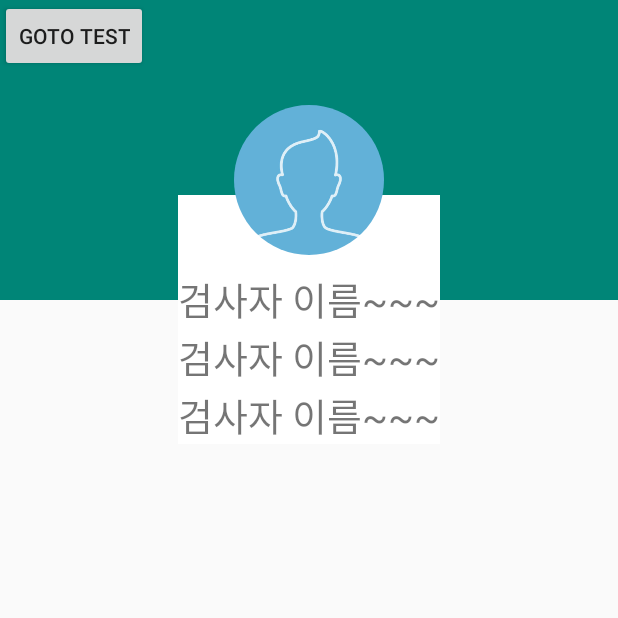
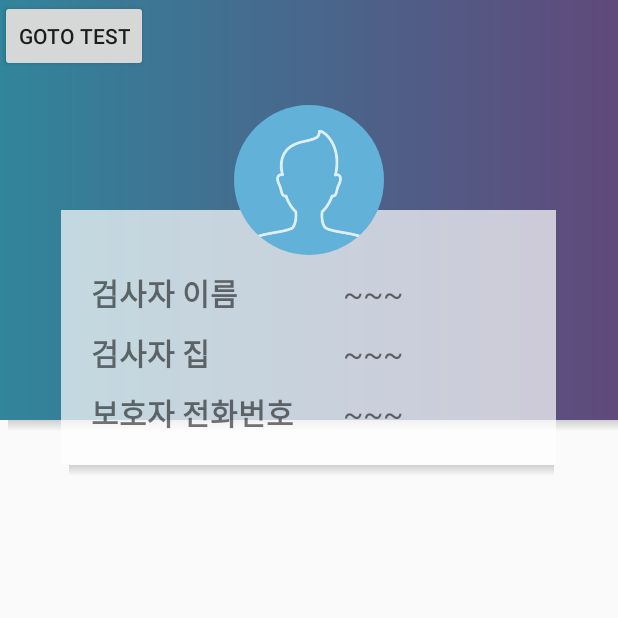
Before and after one commit to HyeonJiChoi/ChiChi, an Android app: the InspectorMainScreen screen opened directly, with no data from a screen before it, on a phone screen of 412 x 824 dp, the top half of it. Run offline under Robolectric (Android 15) with nearby library versions, the phone set to English and light mode, and no system bars; our stand-ins replace CircleImageView, Firebase (no records; nobody signed in at launch, a user with empty details on screens opened directly); libraries missing offline, so code that uses them is left out: com.firebase.ui; 1 statement that could not run was skipped.

Commit message:
change design
design

```diff
--- /dev/null
+++ b/CHICHI/app/src/main/res/drawable/dropshadow.xml
@@ -0,0 +1,7 @@
+<?xml version="1.0" encoding="utf-8"?>
+<shape xmlns:android="http://schemas.android.com/apk/res/android" android:shape="rectangle">
+<gradient
+    android:startColor="@android:color/transparent"
+    android:endColor="#2C000000"
+    android:angle="90"/>
+</shape>
--- /dev/null
+++ b/CHICHI/app/src/main/res/drawable/gradient.xml
@@ -0,0 +1,10 @@
+<?xml version="1.0" encoding="utf-8"?>
+<shape xmlns:android="http://schemas.android.com/apk/res/android"
+    android:shape="rectangle">
+
+    <gradient
+        android:startColor="#31859C"
+        android:endColor="#60497B"
+        android:angle="0"/>
+
+</shape>
--- a/CHICHI/app/src/main/res/layout/activity_inspector_main_screen.xml
+++ b/CHICHI/app/src/main/res/layout/activity_inspector_main_screen.xml
@@ -10,65 +10,89 @@
         android:id="@+id/toolbar_actionbar"
         layout="@layout/toolbar_main"
         android:layout_width="match_parent"
-        android:layout_height="200dp" />
+        android:layout_height="280dp" />
+    <View
+        android:layout_below="@+id/toolbar_actionbar"
+        android:layout_width="match_parent"
+        android:layout_marginLeft="5dp"
+        android:layout_height="7dp"
+        android:background="@drawable/dropshadow" />
 
     <TableLayout
         android:id="@+id/inspectorMainScreenTableLayout"
-        android:layout_width="wrap_content"
+        android:layout_width="330dp"
         android:layout_height="wrap_content"
+        android:background="#B3FFFFFF"
         android:layout_below="@id/inspectorMainScreenProfile"
         android:layout_centerHorizontal="true"
-        android:layout_marginTop="-40dp"
-        android:background="@color/common_google_signin_btn_text_dark_default"
-        android:paddingTop="50dp">
+        android:layout_marginTop="-30dp"
+        android:paddingTop="40dp"
+        android:paddingBottom="20dp"
+        android:paddingLeft="20dp"
+        android:paddingRight="20dp">
 
-        <TableRow>
+        <TableRow
+            android:paddingBottom="10dp">
+
+            <TextView
+                android:textStyle="bold"
+                android:layout_width="wrap_content"
+                android:layout_height="wrap_content"
+                android:layout_weight="1"
+                android:text="검사자 이름"
+                android:textSize="20dp" />
 
             <TextView
                 android:layout_width="wrap_content"
                 android:layout_height="wrap_content"
-                android:text="검사자 이름"
-                android:textSize="25dp" />
+                android:layout_weight="2.5"
+                android:text="~~~"
+                android:textSize="20dp" />
+        </TableRow>
+        <TableRow
+            android:paddingBottom="10dp">
+
+            <TextView
+                android:textStyle="bold"
+                android:layout_width="wrap_content"
+                android:layout_height="wrap_content"
+                android:text="검사자 집"
+                android:textSize="20dp"
+                android:layout_weight="1"/>
 
             <TextView
                 android:layout_width="wrap_content"
                 android:layout_height="wrap_content"
                 android:text="~~~"
-                android:textSize="25dp" />
+                android:textSize="20dp"
+                android:layout_weight="2.5"/>
         </TableRow>
-
         <TableRow>
 
             <TextView
+                android:textStyle="bold"
                 android:layout_width="wrap_content"
                 android:layout_height="wrap_content"
-                android:text="검사자 이름"
-                android:textSize="25dp" />
+                android:text="보호자 전화번호"
+                android:textSize="20dp"
+                android:layout_weight="1"/>
 
             <TextView
                 android:layout_width="wrap_content"
                 android:layout_height="wrap_content"
                 android:text="~~~"
-                android:textSize="25dp" />
+                android:textSize="20dp"
+                android:layout_weight="2.5"/>
         </TableRow>
 
-        <TableRow>
-
-            <TextView
-                android:layout_width="wrap_content"
-                android:layout_height="wrap_content"
-                android:text="검사자 이름"
-                android:textSize="25dp" />
-
-            <TextView
-                android:layout_width="wrap_content"
-                android:layout_height="wrap_content"
-                android:text="~~~"
-                android:textSize="25dp" />
-        </TableRow>
-
-
     </TableLayout>
+    <View
+        android:layout_below="@+id/inspectorMainScreenTableLayout"
+        android:layout_alignLeft="@+id/inspectorMainScreenTableLayout"
+        android:layout_width="323dp"
+        android:layout_marginLeft="5dp"
+        android:layout_height="7dp"
+        android:background="@drawable/dropshadow" />
 
     <de.hdodenhof.circleimageview.CircleImageView
         android:id="@+id/inspectorMainScreenProfile"
--- a/CHICHI/app/src/main/res/layout/toolbar_main.xml
+++ b/CHICHI/app/src/main/res/layout/toolbar_main.xml
@@ -3,4 +3,4 @@
     xmlns:android="http://schemas.android.com/apk/res/android"
     android:layout_width="match_parent"
     android:layout_height="wrap_content"
-    android:background="?attr/colorPrimary" />
+    android:background="@drawable/gradient" />
```
